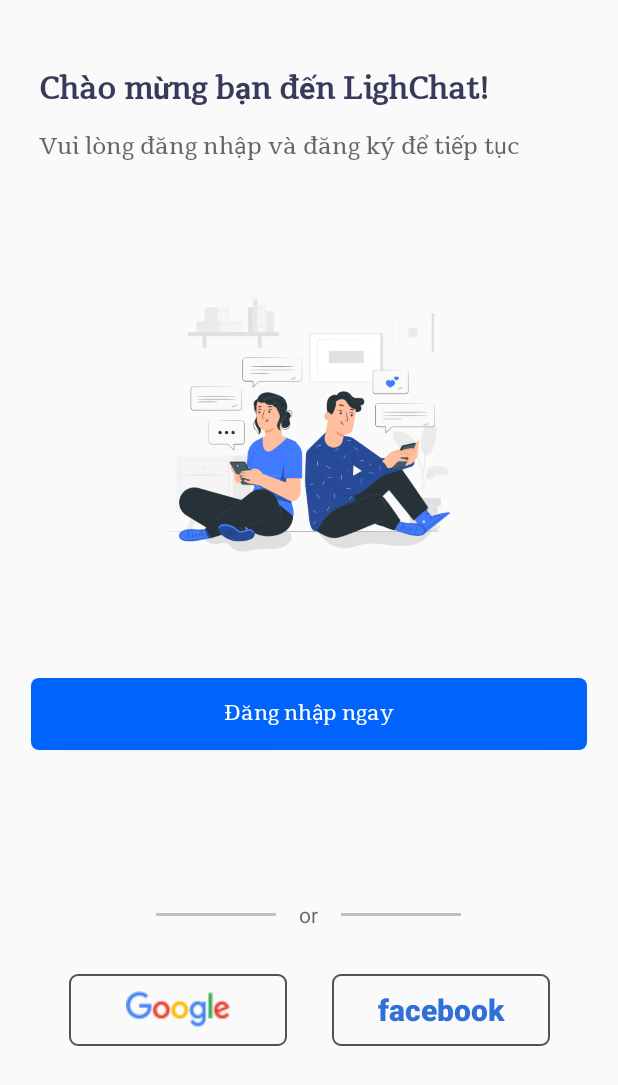
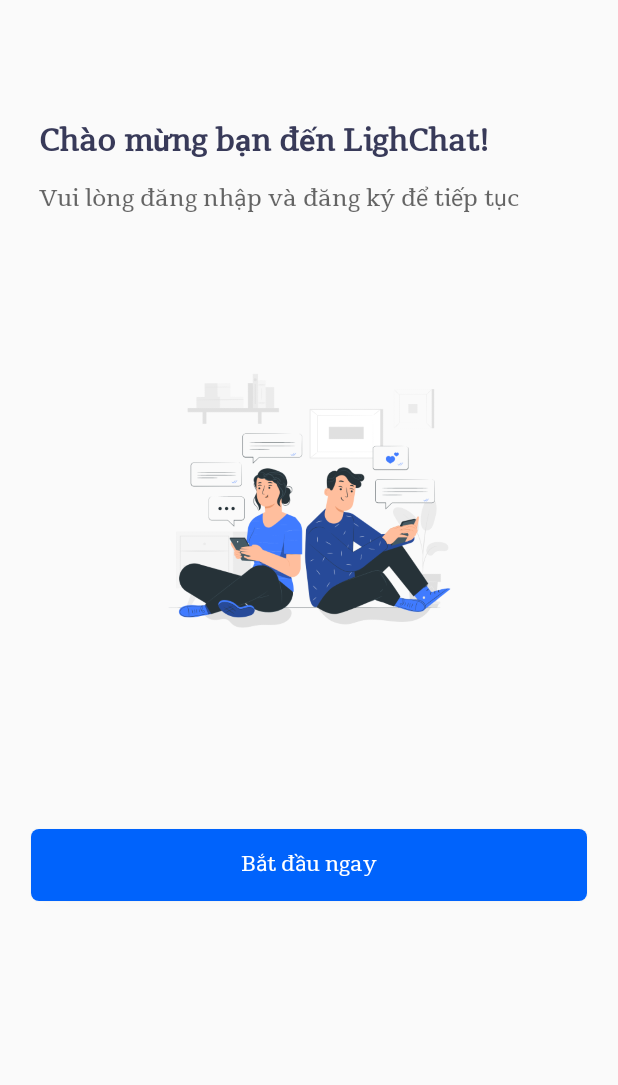
Before and after one commit to huykhaduy/LightChat, an Android app: the screen it shows after launch (WelcomeActivity), on a phone screen of 412 x 824 dp. Shown: the top 1085 px of the screen. Run offline under Robolectric (Android 15) with nearby library versions, the phone set to English and light mode, and no system bars; our stand-ins replace Firebase (no records; nobody signed in at launch, a user with empty details on screens opened directly); libraries missing offline, so code that uses them is left out: com.facebook, com.facebook.login.

Commit message:
change files at profile fragement and some at chat

```diff
--- a/app/build.gradle
+++ b/app/build.gradle
@@ -64,6 +64,7 @@ dependencies {
     // Firebase
     implementation 'com.google.firebase:firebase-messaging:23.1.0'
     implementation 'com.google.firebase:firebase-firestore:24.4.0'
+    implementation 'com.google.firebase:firebase-storage'
     // Facebook login
     implementation 'com.facebook.android:facebook-login:latest.release'
 
--- a/app/src/main/java/com/chat/lightchat/adapter/ChatHomeAdapter.java
+++ b/app/src/main/java/com/chat/lightchat/adapter/ChatHomeAdapter.java
@@ -68,6 +68,7 @@ public class ChatHomeAdapter extends RecyclerView.Adapter<ChatHomeAdapter.ViewHo
                 holder.tvName.setText(user.getDisplayName());
                 holder.chatName = user.getDisplayName();
                 holder.chatReceiver = user.getUid();
+                holder.chatReceiverUrl = user.getPhotoUrl();
                 Glide.with(context).load(ImageUrl
                                 .getImage(user.getPhotoUrl())).centerCrop().placeholder(R.drawable.user)
                                 .into(holder.avatar);
@@ -77,6 +78,7 @@ public class ChatHomeAdapter extends RecyclerView.Adapter<ChatHomeAdapter.ViewHo
                 holder.tvName.setText(user.getDisplayName());
                 holder.chatName = user.getDisplayName();
                 holder.chatReceiver = user.getUid();
+                holder.chatReceiverUrl = user.getPhotoUrl();
                 Glide.with(context).load(ImageUrl
                                 .getImage(user.getPhotoUrl())).centerCrop().placeholder(R.drawable.user)
                                 .into(holder.avatar);
@@ -102,6 +104,7 @@ public class ChatHomeAdapter extends RecyclerView.Adapter<ChatHomeAdapter.ViewHo
         public String chatID;
         public String chatName;
         public String chatReceiver;
+        public String chatReceiverUrl;
         public ChatConversation chatConversation;
         public CircleImageView avatar;
         public TextView tvName;
@@ -122,6 +125,7 @@ public class ChatHomeAdapter extends RecyclerView.Adapter<ChatHomeAdapter.ViewHo
             intent.putExtra("chatID", chatID);
             intent.putExtra("chatName", chatName);
             intent.putExtra("chatReceiver", chatReceiver);
+            intent.putExtra("chatReceiverUrl", chatReceiverUrl);
             context.startActivity(intent);
         }
     }
--- /dev/null
+++ b/app/src/main/java/com/chat/lightchat/models/Handle.java
@@ -0,0 +1,6 @@
+package com.chat.lightchat.models;
+
+interface Handle {
+    void onSuccess();
+    void onFail();
+}
--- a/app/src/main/java/com/chat/lightchat/presenters/ChatConversation/ChatConversationPresenter.java
+++ b/app/src/main/java/com/chat/lightchat/presenters/ChatConversation/ChatConversationPresenter.java
@@ -57,6 +57,8 @@ public class ChatConversationPresenter implements ChatConversationContract.Prese
                                         return;
                                     listMessages.add(item);
                                     adapter.notifyItemChanged(listMessages.size()-1);
+                                    int start = Math.max(listMessages.size() - 60, 0);
+                                    adapter.notifyItemRangeChanged(start,listMessages.size());
                                     mView.scrollToBottom();
                                     break;
                                 case MODIFIED:
--- a/app/src/main/java/com/chat/lightchat/views/ProfileFragment.java
+++ b/app/src/main/java/com/chat/lightchat/views/ProfileFragment.java
@@ -17,12 +17,15 @@ import android.widget.ProgressBar;
 import com.bumptech.glide.Glide;
 import com.chat.lightchat.R;
 import com.chat.lightchat.databinding.FragmentProfileBinding;
+import com.chat.lightchat.models.CurrentUser;
 import com.chat.lightchat.utilities.ImageUrl;
 import com.github.dhaval2404.imagepicker.ImagePicker;
 import com.google.android.material.floatingactionbutton.FloatingActionButton;
 import com.google.android.material.textfield.TextInputEditText;
 import com.google.firebase.auth.FirebaseAuth;
 import com.google.firebase.auth.FirebaseUser;
+
+import org.checkerframework.checker.units.qual.Current;
 
 import de.hdodenhof.circleimageview.CircleImageView;
 
@@ -66,7 +69,7 @@ public class ProfileFragment extends Fragment implements View.OnClickListener {
         super.onActivityResult(requestCode, resultCode, data);
         Uri uri = data.getData();
         imgAva.setImageURI(uri);
-
+        CurrentUser.updateUserImages(uri);
     }
 
     private void initView(View view){
--- a/app/src/main/res/layout/activity_welcome.xml
+++ b/app/src/main/res/layout/activity_welcome.xml
@@ -12,7 +12,7 @@
         android:layout_width="0dp"
         android:layout_height="wrap_content"
         android:layout_marginStart="15dp"
-        android:layout_marginTop="35dp"
+        android:layout_marginTop="70dp"
         android:fontFamily="@font/tienne"
         android:padding="5sp"
         android:text="@string/text_welcome"
@@ -44,7 +44,7 @@
         android:id="@+id/imageView"
         android:layout_width="0dp"
         android:layout_height="214dp"
-        android:layout_marginTop="64dp"
+        android:layout_marginTop="80dp"
         android:padding="5dp"
         app:layout_constraintEnd_toEndOf="parent"
         app:layout_constraintHorizontal_bias="0.502"
@@ -57,7 +57,7 @@
         android:layout_width="0dp"
         android:layout_height="48dp"
         android:layout_marginStart="15dp"
-        android:layout_marginTop="60dp"
+        android:layout_marginTop="110dp"
         android:layout_marginEnd="15dp"
         android:background="@drawable/btn_login"
         android:fontFamily="@font/tienne"
@@ -65,92 +65,8 @@
         android:textAllCaps="false"
         android:textColor="@color/white"
         app:layout_constraintEnd_toEndOf="parent"
-        app:layout_constraintHorizontal_bias="0.5"
+        app:layout_constraintHorizontal_bias="1.0"
         app:layout_constraintStart_toStartOf="parent"
         app:layout_constraintTop_toBottomOf="@+id/imageView" />
 
-    <RelativeLayout
-        android:id="@+id/relativeLayout"
-        android:layout_width="match_parent"
-        android:layout_height="wrap_content"
-        android:layout_gravity="center_vertical|center_horizontal"
-        android:layout_marginTop="100dp"
-        app:layout_constraintEnd_toEndOf="parent"
-        app:layout_constraintHorizontal_bias="0.5"
-        app:layout_constraintStart_toStartOf="parent"
-        app:layout_constraintTop_toBottomOf="@+id/btn_login_now">
-
-        <View
-            android:layout_width="80dp"
-            android:layout_height="2dp"
-            android:layout_centerVertical="true"
-            android:layout_toRightOf="@+id/orText"
-            android:background="#c0c0c0" />
-
-        <TextView
-            android:id="@+id/orText"
-            android:layout_width="wrap_content"
-            android:layout_height="wrap_content"
-            android:layout_alignParentTop="true"
-            android:layout_centerHorizontal="true"
-            android:layout_marginLeft="15dp"
-            android:layout_marginRight="15dp"
-            android:hint="or"
-            android:textColor="@android:color/black" />
-
-        <View
-            android:layout_width="80dp"
-            android:layout_height="2dp"
-            android:layout_centerVertical="true"
-            android:layout_toLeftOf="@+id/orText"
-            android:background="#c0c0c0" />
-    </RelativeLayout>
-
-    <RelativeLayout
-        android:id="@+id/relativeLayout_btn"
-        android:layout_width="wrap_content"
-        android:layout_height="wrap_content"
-        android:layout_gravity="center_vertical|center_horizontal"
-        android:layout_marginStart="15dp"
-        android:layout_marginTop="30dp"
-        android:layout_marginEnd="15dp"
-        android:orientation="horizontal"
-        app:layout_constraintEnd_toEndOf="parent"
-        app:layout_constraintHorizontal_bias="0.5"
-        app:layout_constraintStart_toStartOf="parent"
-        app:layout_constraintTop_toBottomOf="@id/relativeLayout">
-
-
-        <ImageButton
-            android:id="@+id/btn_login_google3"
-            android:layout_width="145dp"
-            android:layout_height="48dp"
-            android:layout_gravity="center_horizontal"
-            android:layout_marginStart="15dp"
-            android:layout_marginTop="0dp"
-            android:layout_marginEnd="0dp"
-            android:layout_marginBottom="0dp"
-            android:background="@drawable/btn_login_2"
-            app:srcCompat="@drawable/login_google"
-            tools:ignore="DuplicateSpeakableTextCheck" />
-
-
-        <Button
-            android:id="@+id/btn_login_face"
-            android:layout_width="145dp"
-            android:layout_height="48dp"
-            android:layout_gravity="center_horizontal"
-            android:layout_marginStart="30dp"
-            android:layout_marginTop="0dp"
-            android:layout_marginEnd="15dp"
-            android:layout_marginBottom="0dp"
-            android:layout_toRightOf="@+id/btn_login_google3"
-            android:background="@drawable/btn_login_2"
-            android:text="facebook"
-            android:textAllCaps="false"
-            android:textColor="#2F6FDA"
-            android:textSize="20sp"
-            android:textStyle="bold" />
-    </RelativeLayout>
-
 </androidx.constraintlayout.widget.ConstraintLayout>
--- a/app/src/main/res/layout/item_container_receiver_msg.xml
+++ b/app/src/main/res/layout/item_container_receiver_msg.xml
@@ -18,13 +18,14 @@
 
     <TextView
         android:id="@+id/tvMsgChatReceiverSame"
+        android:maxWidth="250dp"
         android:layout_width="wrap_content"
         android:layout_height="wrap_content"
         android:layout_marginStart="4dp"
         android:layout_marginTop="8dp"
         android:background="@drawable/background_receiver_msg"
         android:padding="12dp"
-        android:text="Hello Duy ne Phuc"
+        android:text="Hello Duy"
         android:textColor="@color/white"
         android:textSize="14sp"
         app:layout_constraintStart_toEndOf="@+id/imgChatReceiver"
--- a/app/src/main/res/layout/item_container_sent_msg.xml
+++ b/app/src/main/res/layout/item_container_sent_msg.xml
@@ -7,6 +7,7 @@
 
     <TextView
         android:id="@+id/tvMsgChatSentSame"
+        android:maxWidth="250dp"
         android:layout_width="wrap_content"
         android:layout_height="wrap_content"
         android:layout_marginEnd="10dp"
--- a/app/src/main/res/layout/item_user.xml
+++ b/app/src/main/res/layout/item_user.xml
@@ -28,6 +28,7 @@
             android:fontFamily="@font/tienne"
             android:maxLines="1"
             android:text="Trang Thanh Phuc"
+            android:maxWidth="260dp"
             android:textColor="#000000"
             android:textSize="16sp" />
 
--- a/app/src/main/res/values/strings.xml
+++ b/app/src/main/res/values/strings.xml
@@ -9,7 +9,7 @@
     <string name="hint_welcome2">Vui lòng đăng nhập và đăng ký để tiếp tục</string>
     <string name="hint_welcome_signup">Vui lòng đăng ký để tiếp tục</string>
     <string name="text_signup_email">Đăng ký với email</string>
-    <string name="text_login_welcome">Đăng nhập ngay</string>
+    <string name="text_login_welcome">Bắt đầu ngay</string>
     <string name="text_login_email">Đăng nhập với email</string>
     <string name="hint_login_remember">Nhớ đăng nhập</string>
     <string name="hint_signup_policy">Tôi đồng ý với điều khoản</string>
```
Also changed, not shown: app/src/main/java/com/chat/lightchat/adapter/ChatMessageAdapter.java (+12 -4 lines), app/src/main/java/com/chat/lightchat/models/CurrentUser.java (+53 -0 lines), app/src/main/java/com/chat/lightchat/models/FailHandle.java (deleted, +0 -46 lines), app/src/main/java/com/chat/lightchat/models/SuccessHandle.java (deleted, +0 -43 lines), app/src/main/java/com/chat/lightchat/views/DuyChatMessageTest.java (+5 -2 lines).
